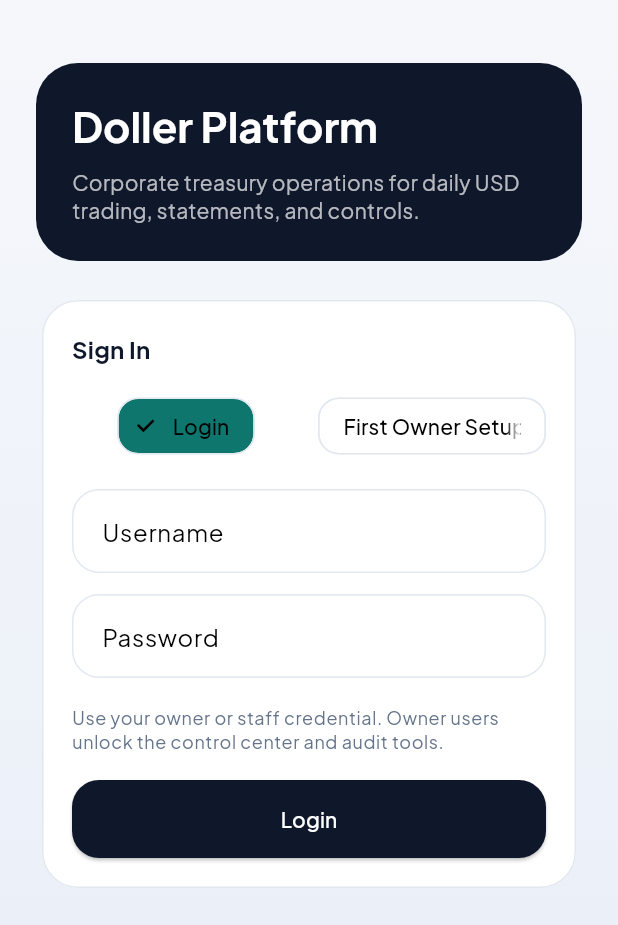
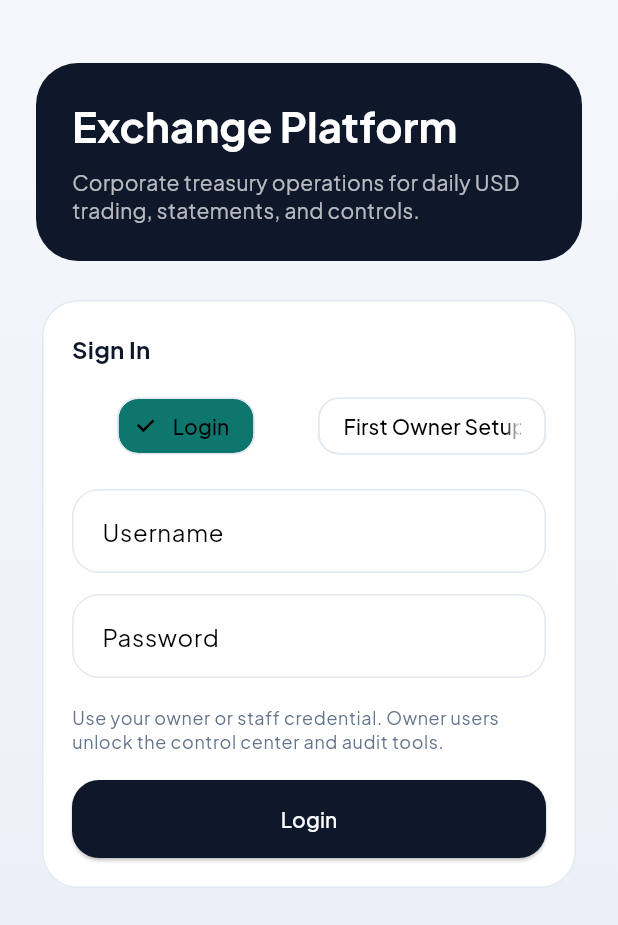
Before and after one commit to mhcybroot/doller-platform, a Flutter app: the screen it shows after launch, on a phone screen of 412 x 824 dp. Shown: the top 925 px of the screen. Run offline on Flutter 3.47's test engine with Material 3 defaults, Android fonts, the phone set to English and light mode, and no system bars; our stand-ins replace dio, google_fonts, share_plus, shared_preferences, sqflite; accounts and stored records are empty.

Commit message:
fix internet issue

```diff
--- a/mobile/lib/features/auth/login_screen.dart
+++ b/mobile/lib/features/auth/login_screen.dart
@@ -80,7 +80,7 @@ class _LoginScreenState extends State<LoginScreen> {
                   crossAxisAlignment: CrossAxisAlignment.start,
                   children: [
                     Text(
-                      'Doller Platform',
+                      'Exchange Platform',
                       style: Theme.of(context).textTheme.headlineMedium?.copyWith(
                             color: Colors.white,
                           ),
--- a/mobile/lib/main.dart
+++ b/mobile/lib/main.dart
@@ -18,7 +18,7 @@ class DollerApp extends StatelessWidget {
   @override
   Widget build(BuildContext context) {
     return MaterialApp(
-      title: 'Doller Platform',
+      title: 'Exchange Platform',
       debugShowCheckedModeBanner: false,
       theme: AppTheme.build(),
       home: const AppBootstrap(),
--- a/mobile/lib/screens/home_screen.dart
+++ b/mobile/lib/screens/home_screen.dart
@@ -37,7 +37,7 @@ class _HomeScreenState extends State<HomeScreen> {
 
     return Scaffold(
       appBar: AppBar(
-        title: const Text('Doller Platform'),
+        title: const Text('Exchange Platform'),
         actions: [
           if (widget.session.isOwner)
             IconButton(
@@ -75,7 +75,7 @@ class _HomeScreenState extends State<HomeScreen> {
         destinations: const [
           NavigationDestination(icon: Icon(Icons.pie_chart_outline), label: 'Dashboard'),
           NavigationDestination(icon: Icon(Icons.candlestick_chart), label: 'Trading'),
-          NavigationDestination(icon: Icon(Icons.people_alt_outlined), label: 'Parties'),
+          NavigationDestination(icon: Icon(Icons.people_alt_outlined), label: 'Party'),
           NavigationDestination(icon: Icon(Icons.assessment_outlined), label: 'Reports'),
         ],
       ),
--- a/mobile/lib/services/api_client.dart
+++ b/mobile/lib/services/api_client.dart
@@ -6,7 +6,7 @@ import 'auth_store.dart';
 import 'outbox_store.dart';
 
 class ApiClient {
-  final Dio _dio = Dio(BaseOptions(baseUrl: 'http://10.0.2.2:8080'));
+  final Dio _dio = Dio(BaseOptions(baseUrl: 'http://76.13.221.43:8088'));
   final AuthStore _store;
   final OutboxStore _outbox = OutboxStore();
 
--- a/mobile/lib/shared/services/api_client.dart
+++ b/mobile/lib/shared/services/api_client.dart
@@ -21,7 +21,7 @@ class ApiClient {
   ApiClient(this._store)
       : _dio = Dio(
           BaseOptions(
-            baseUrl: 'http://10.0.2.2:8080',
+            baseUrl: 'http://76.13.221.43:8088',
             connectTimeout: const Duration(seconds: 20),
             receiveTimeout: const Duration(seconds: 20),
           ),
```
Also changed, not shown: 3 other files.
